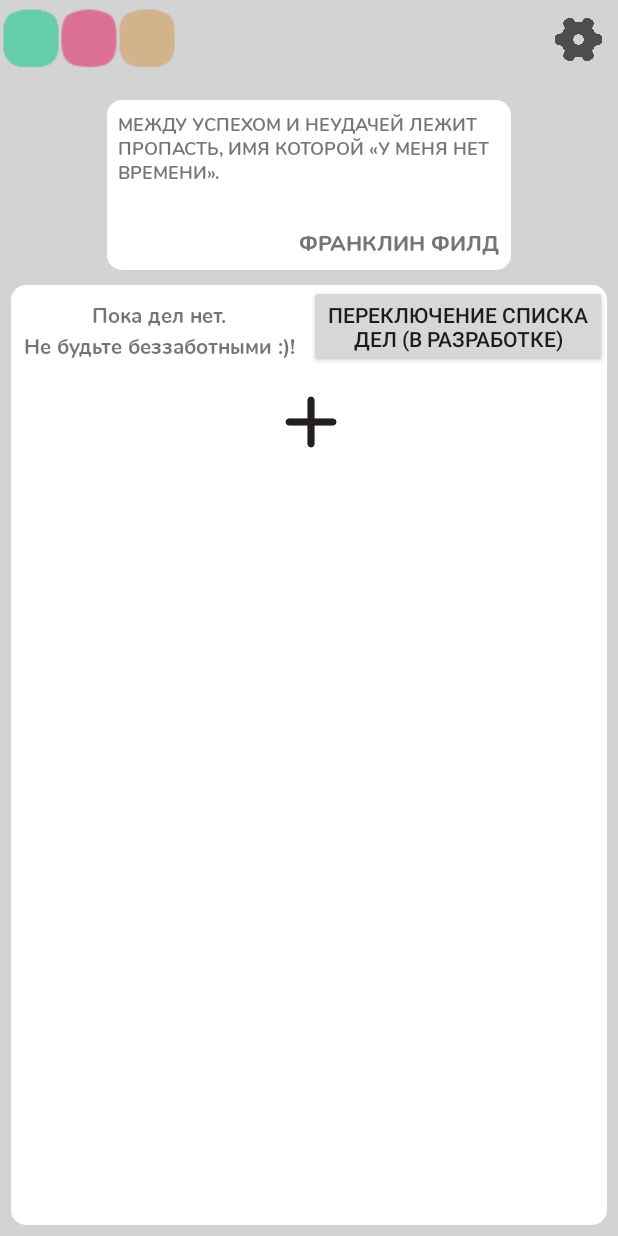
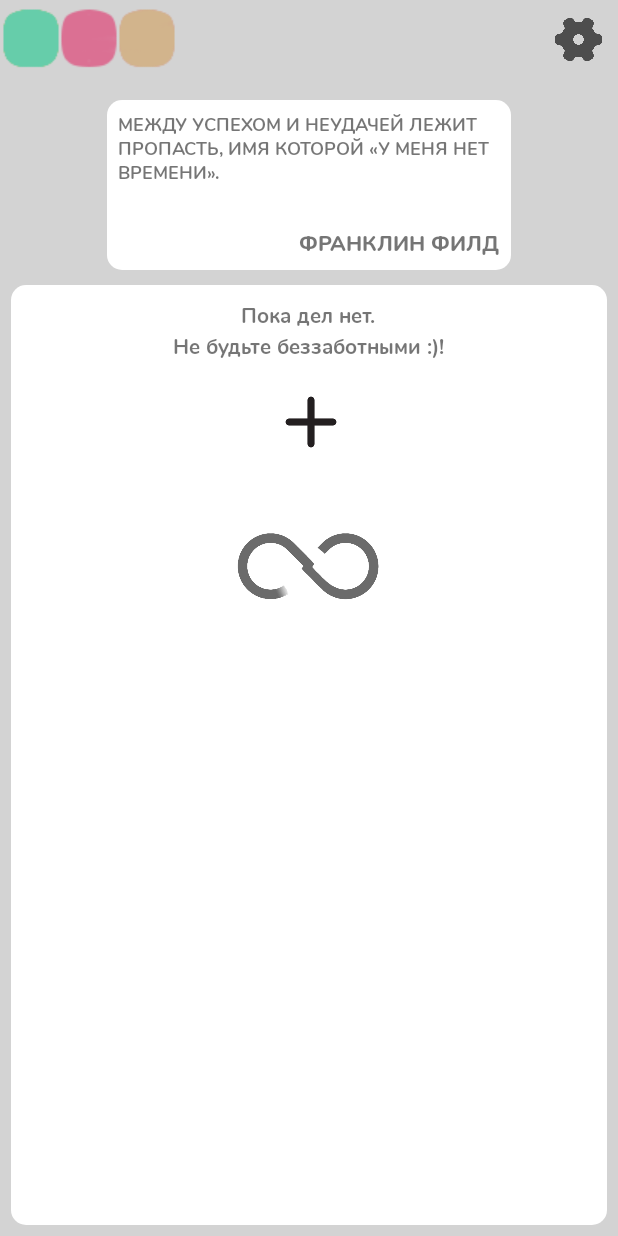
Before and after one commit to LyntiknaJAVA/Kaytern, an Android app: the screen it shows after launch (MainActivity), on a phone screen of 412 x 824 dp. Run offline under Robolectric (Android 15) with nearby library versions, the phone set to English and light mode, and no system bars.

```diff
--- a/HelperForYou/app/src/main/java/com/ryb1kple/helperforyou/MainActivity.java
+++ b/HelperForYou/app/src/main/java/com/ryb1kple/helperforyou/MainActivity.java
@@ -240,14 +240,12 @@ public class MainActivity extends AppCompatActivity {
     }
 
     public void animation_load () {
-        SharedPreferences settings = getSharedPreferences("UI_settings", MODE_PRIVATE);
-        String check = settings.getString("animation", "null");
-        if (check == "on") {
+
             ImageView load_img = (ImageView) findViewById(R.id.load_img);
             load_img.setBackgroundResource(R.drawable.animation_load);
             final AnimationDrawable animation = (AnimationDrawable) load_img.getBackground();
             animation.start();
-        }
+
     }
 
     public List<Deal> deal = new ArrayList<>();
--- a/HelperForYou/app/src/main/res/layout/activity_main.xml
+++ b/HelperForYou/app/src/main/res/layout/activity_main.xml
@@ -163,13 +163,6 @@
                             android:text="Не будьте беззаботными :)" />
                     </LinearLayout>
 
-                    <Button
-                        android:id="@+id/button9"
-                        android:layout_width="match_parent"
-                        android:layout_height="wrap_content"
-                        android:layout_weight="1"
-                        android:text="Переключение списка дел (в разработке)" />
-
                 </LinearLayout>
 
 
```
Also changed, not shown: HelperForYou/app/src/main/java/com/ryb1kple/helperforyou/Settings_activity.java (+14 -24 lines).
